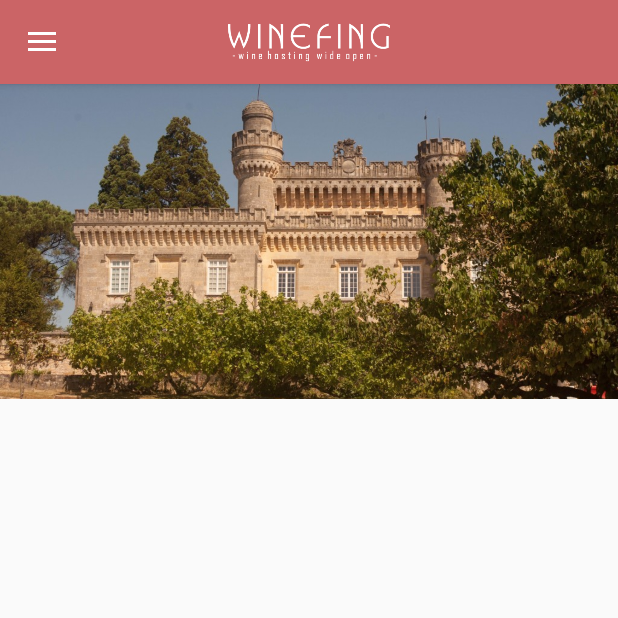
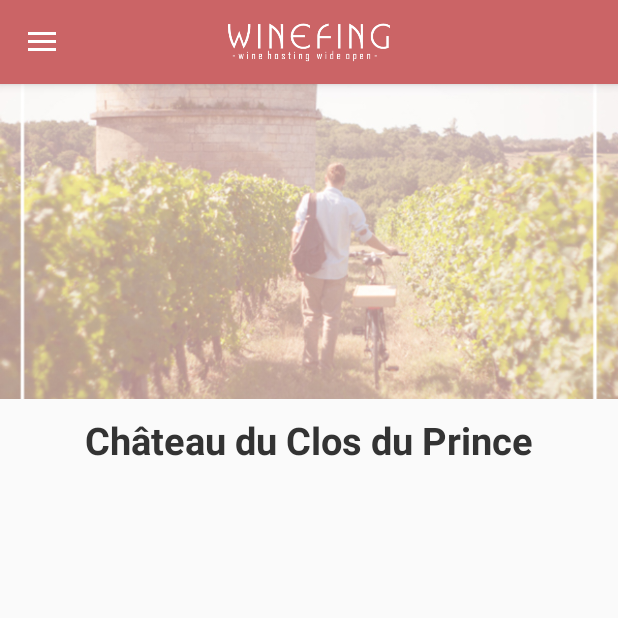
Before and after one commit to acarval/winefing-app-android, an Android app: the fragment LocationsFromPropertyFragment placed in its activity, on a phone screen of 412 x 824 dp, the top half of it. Run offline under Robolectric (Android 15) with nearby library versions, the phone set to English and light mode, and no system bars; 2 statements that could not run were skipped.

Commit message:
#20:Listing propriétés: Suppression de l'image de base sur la liste de propriétés:(v.morreel)

```diff
--- a/app/src/main/java/fr/dawin/winefing/winefing/adapters/AndroidImageAdapter.java
+++ b/app/src/main/java/fr/dawin/winefing/winefing/adapters/AndroidImageAdapter.java
@@ -29,8 +29,8 @@ public class AndroidImageAdapter extends PagerAdapter {
     }
 
     private int[] sliderImagesId = new int[]{
-            R.drawable.camarsac, R.drawable.mesreservations_background, R.drawable.decouvrir_background,
-            R.drawable.camarsac, R.drawable.mesreservations_background, R.drawable.decouvrir_background
+            R.drawable.mesreservations_background, R.drawable.decouvrir_background,
+            R.drawable.mesreservations_background, R.drawable.decouvrir_background
     };
 
     @Override
--- a/app/src/main/res/layout/card_property.xml
+++ b/app/src/main/res/layout/card_property.xml
@@ -11,9 +11,7 @@
         android:id="@+id/main_image"
         android:layout_width="match_parent"
         android:layout_height="200dp"
-        android:layout_marginBottom="20dp"
-        android:background="@drawable/camarsac"
-        />
+        android:layout_marginBottom="20dp"/>
 
     <TextView
         android:id="@+id/price_label"
--- a/app/src/main/res/layout/fragment_locations_from_property.xml
+++ b/app/src/main/res/layout/fragment_locations_from_property.xml
@@ -20,6 +20,20 @@
                 android:layout_width="match_parent"
                 android:layout_height="210dp" />
 
+            <TextView
+                android:id="@+id/domain_name"
+                android:layout_width="match_parent"
+                android:layout_height="wrap_content"
+                android:textColor="@color/Oil"
+                android:textStyle="bold"
+                android:textSize="25dp"
+                android:layout_marginTop="10dp"
+                android:layout_marginBottom="10dp"
+                android:layout_gravity="center"
+                android:gravity="center"
+                android:text="Château du Clos du Prince"
+                android:layout_centerHorizontal="true" />
+
 
             <ListView
                 android:id="@+id/properties_list"
```
Also changed, not shown: app/src/main/res/drawable/camarsac.jpg (deleted).
